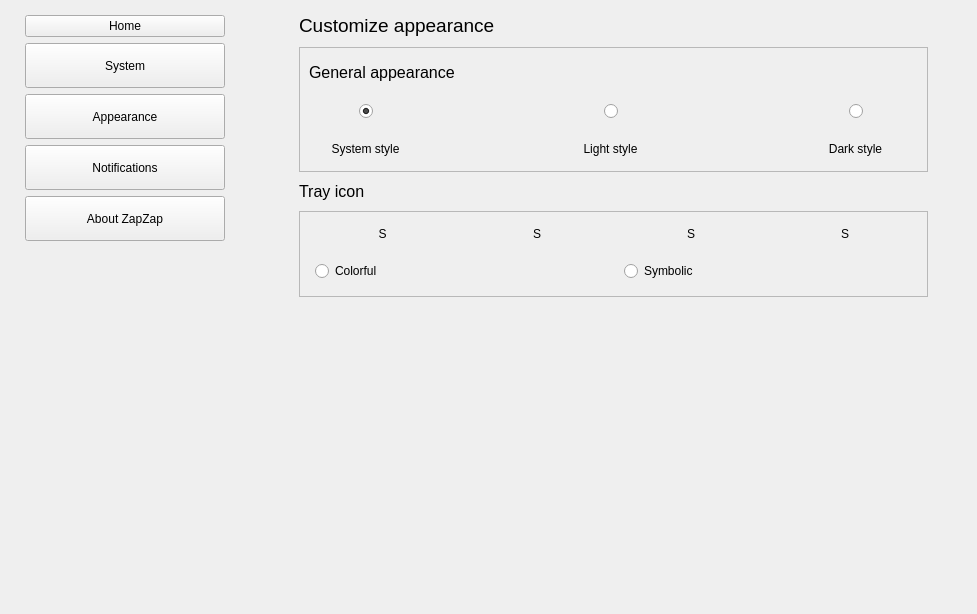
Above: zapzap/view/settings_new.ui from rafatosta/zapzap before the change. Below: the same form after it.
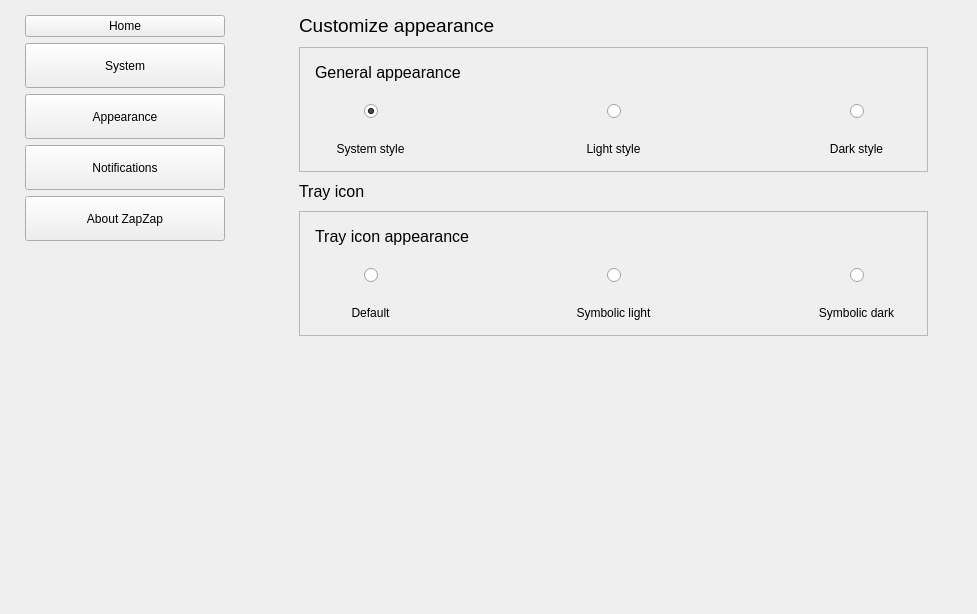
That is the form after the change.

```diff
--- a/zapzap/view/settings_new.ui
+++ b/zapzap/view/settings_new.ui
@@ -10,6 +10,12 @@
     <height>614</height>
    </rect>
   </property>
+  <property name="minimumSize">
+   <size>
+    <width>0</width>
+    <height>0</height>
+   </size>
+  </property>
   <property name="windowTitle">
    <string>Form</string>
   </property>
@@ -492,6 +498,9 @@
               <property name="spacing">
                <number>20</number>
               </property>
+              <property name="leftMargin">
+               <number>15</number>
+              </property>
               <property name="topMargin">
                <number>15</number>
               </property>
@@ -752,7 +761,7 @@
              <property name="frameShadow">
               <enum>QFrame::Raised</enum>
              </property>
-             <layout class="QHBoxLayout" name="horizontalLayout_6">
+             <layout class="QVBoxLayout" name="verticalLayout_21">
               <property name="spacing">
                <number>20</number>
               </property>
@@ -769,23 +778,144 @@
                <number>15</number>
               </property>
               <item>
-               <layout class="QVBoxLayout" name="verticalLayout_11">
+               <widget class="QLabel" name="label_10">
+                <property name="font">
+                 <font>
+                  <pointsize>12</pointsize>
+                 </font>
+                </property>
+                <property name="text">
+                 <string>Tray icon appearance</string>
+                </property>
+               </widget>
+              </item>
+              <item>
+               <layout class="QHBoxLayout" name="horizontalLayout_11">
                 <item>
-                 <layout class="QHBoxLayout" name="horizontalLayout_4">
+                 <layout class="QVBoxLayout" name="verticalLayout_11">
+                  <item>
+                   <layout class="QHBoxLayout" name="horizontalLayout_4">
+                    <item>
+                     <spacer name="horizontalSpacer_17">
+                      <property name="orientation">
+                       <enum>Qt::Horizontal</enum>
+                      </property>
+                      <property name="sizeHint" stdset="0">
+                       <size>
+                        <width>40</width>
+                        <height>20</height>
+                       </size>
+                      </property>
+                     </spacer>
+                    </item>
+                    <item>
+                     <widget class="QRadioButton" name="rb_tray_default">
+                      <property name="sizePolicy">
+                       <sizepolicy hsizetype="Fixed" vsizetype="Fixed">
+                        <horstretch>0</horstretch>
+                        <verstretch>0</verstretch>
+                       </sizepolicy>
+                      </property>
+                      <property name="cursor">
+                       <cursorShape>PointingHandCursor</cursorShape>
+                      </property>
+                      <property name="text">
+                       <string/>
+                      </property>
+                     </widget>
+                    </item>
+                    <item>
+                     <spacer name="horizontalSpacer_18">
+                      <property name="orientation">
+                       <enum>Qt::Horizontal</enum>
+                      </property>
+                      <property name="sizeHint" stdset="0">
+                       <size>
+                        <width>40</width>
+                        <height>20</height>
+                       </size>
+                      </property>
+                     </spacer>
+                    </item>
+                   </layout>
+                  </item>
                   <item>
                    <widget class="QLabel" name="label_7">
                     <property name="text">
-                     <string>S</string>
+                     <string>Default</string>
                     </property>
                     <property name="alignment">
                      <set>Qt::AlignCenter</set>
                     </property>
                    </widget>
+                  </item>
+                 </layout>
+                </item>
+                <item>
+                 <spacer name="horizontalSpacer_23">
+                  <property name="orientation">
+                   <enum>Qt::Horizontal</enum>
+                  </property>
+                  <property name="sizeHint" stdset="0">
+                   <size>
+                    <width>40</width>
+                    <height>20</height>
+                   </size>
+                  </property>
+                 </spacer>
+                </item>
+                <item>
+                 <layout class="QVBoxLayout" name="verticalLayout_12">
+                  <item>
+                   <layout class="QHBoxLayout" name="horizontalLayout_5">
+                    <item>
+                     <spacer name="horizontalSpacer_19">
+                      <property name="orientation">
+                       <enum>Qt::Horizontal</enum>
+                      </property>
+                      <property name="sizeHint" stdset="0">
+                       <size>
+                        <width>40</width>
+                        <height>20</height>
+                       </size>
+                      </property>
+                     </spacer>
+                    </item>
+                    <item>
+                     <widget class="QRadioButton" name="rb_tray_light">
+                      <property name="sizePolicy">
+                       <sizepolicy hsizetype="Fixed" vsizetype="Fixed">
+                        <horstretch>0</horstretch>
+                        <verstretch>0</verstretch>
+                       </sizepolicy>
+                      </property>
+                      <property name="cursor">
+                       <cursorShape>PointingHandCursor</cursorShape>
+                      </property>
+                      <property name="text">
+                       <string/>
+                      </property>
+                     </widget>
+                    </item>
+                    <item>
+                     <spacer name="horizontalSpacer_20">
+                      <property name="orientation">
+                       <enum>Qt::Horizontal</enum>
+                      </property>
+                      <property name="sizeHint" stdset="0">
+                       <size>
+                        <width>40</width>
+                        <height>20</height>
+                       </size>
+                      </property>
+                     </spacer>
+                    </item>
+                   </layout>
                   </item>
                   <item>
                    <widget class="QLabel" name="label_8">
                     <property name="text">
-                     <string>S</string>
+                     <string>Symbolic light</string>
                     </property>
                     <property name="alignment">
                      <set>Qt::AlignCenter</set>
@@ -795,32 +925,70 @@
                  </layout>
                 </item>
                 <item>
-                 <widget class="QRadioButton" name="radioButton_4">
-                  <property name="text">
-                   <string>Colorful</string>
+                 <spacer name="horizontalSpacer_24">
+                  <property name="orientation">
+                   <enum>Qt::Horizontal</enum>
                   </property>
-                 </widget>
+                  <property name="sizeHint" stdset="0">
+                   <size>
+                    <width>40</width>
+                    <height>20</height>
+                   </size>
+                  </property>
+                 </spacer>
                 </item>
-               </layout>
-              </item>
-              <item>
-               <layout class="QVBoxLayout" name="verticalLayout_12">
                 <item>
-                 <layout class="QHBoxLayout" name="horizontalLayout_5">
+                 <layout class="QVBoxLayout" name="verticalLayout_20">
+                  <item>
+                   <layout class="QHBoxLayout" name="horizontalLayout_6">
+                    <item>
+                     <spacer name="horizontalSpacer_21">
+                      <property name="orientation">
+                       <enum>Qt::Horizontal</enum>
+                      </property>
+                      <property name="sizeHint" stdset="0">
+                       <size>
+                        <width>40</width>
+                        <height>20</height>
+                       </size>
+                      </property>
+                     </spacer>
+                    </item>
+                    <item>
+                     <widget class="QRadioButton" name="rb_tray_dark">
+                      <property name="sizePolicy">
+                       <sizepolicy hsizetype="Fixed" vsizetype="Fixed">
+                        <horstretch>0</horstretch>
+                        <verstretch>0</verstretch>
+                       </sizepolicy>
+                      </property>
+                      <property name="cursor">
+                       <cursorShape>PointingHandCursor</cursorShape>
+                      </property>
+                      <property name="text">
+                       <string/>
+                      </property>
+                     </widget>
+                    </item>
+                    <item>
+                     <spacer name="horizontalSpacer_22">
+                      <property name="orientation">
+                       <enum>Qt::Horizontal</enum>
+                      </property>
+                      <property name="sizeHint" stdset="0">
+                       <size>
+                        <width>40</width>
+                        <height>20</height>
+                       </size>
+                      </property>
+                     </spacer>
+                    </item>
+                   </layout>
+                  </item>
                   <item>
                    <widget class="QLabel" name="label_9">
                     <property name="text">
-                     <string>S</string>
-                    </property>
-                    <property name="alignment">
-                     <set>Qt::AlignCenter</set>
-                    </property>
-                   </widget>
-                  </item>
-                  <item>
-                   <widget class="QLabel" name="label_10">
-                    <property name="text">
-                     <string>S</string>
+                     <string>Symbolic dark</string>
                     </property>
                     <property name="alignment">
                      <set>Qt::AlignCenter</set>
@@ -829,13 +997,6 @@
                   </item>
                  </layout>
                 </item>
-                <item>
-                 <widget class="QRadioButton" name="radioButton_5">
-                  <property name="text">
-                   <string>Symbolic</string>
-                  </property>
-                 </widget>
-                </item>
                </layout>
               </item>
              </layout>
```
Left out of the diff: 9 changed lines with no effect on the pictures.
